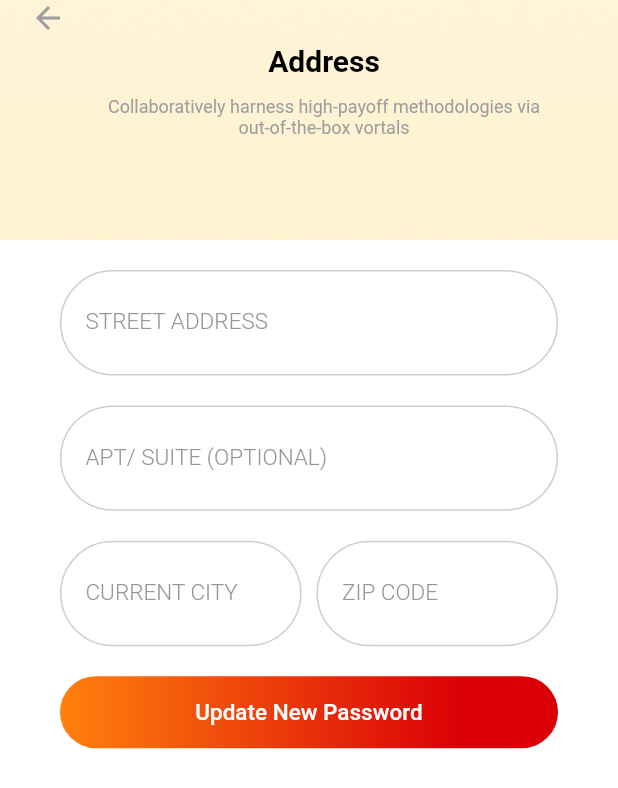
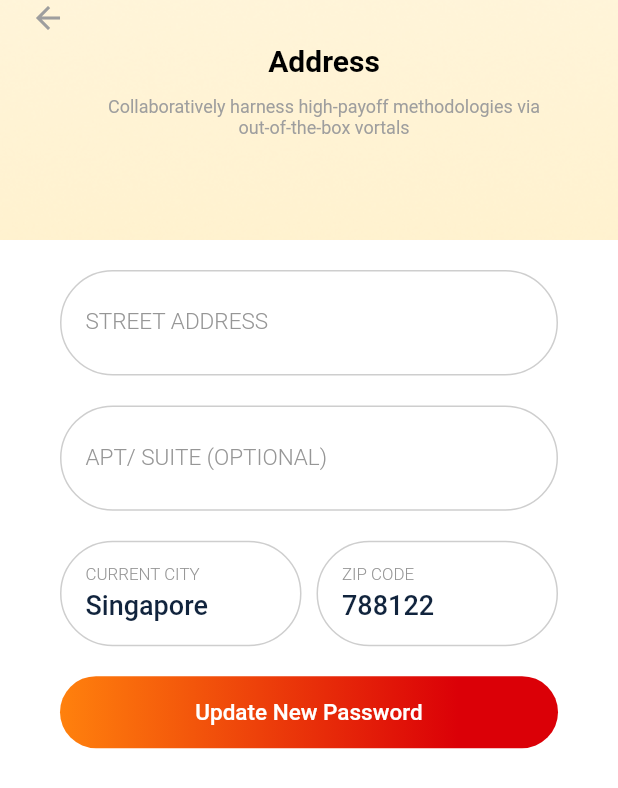
Before and after one commit to naimulNoor/maxxfortune, a Flutter app: the UpdateAddressPage screen opened directly, on a phone screen of 412 x 824 dp. Shown: the top 788 px of the screen. Run offline on Flutter 3.47's test engine with Material 2 defaults, Android fonts, the phone set to English and light mode, and no system bars; our stand-ins replace badges, cached_network_image, carousel_slider, confetti, country_code_picker, dio and 14 more; missing offline and left inert: launch_review, webview_flutter_plus; accounts and stored records are empty; project files that could hold a hidden picture were left out.

Commit message:
country and phone redisgn fix

```diff
--- a/lib/ui/app/menu/update_address.dart
+++ b/lib/ui/app/menu/update_address.dart
@@ -27,9 +27,8 @@ class UpdateAddressPage extends StatefulWidget {
 class _FaqViewState extends State<UpdateAddressPage> {
   late TextEditingController emailController;
   late TextEditingController passwordController;
-  late TextEditingController confirmPasswordController;
-  late TextEditingController phonController;
-  late TextEditingController nameController;
+  late TextEditingController countryController;
+  late TextEditingController codeController;
 
   @override
   void initState() {
@@ -40,14 +39,12 @@ class _FaqViewState extends State<UpdateAddressPage> {
     passwordController = TextEditingController();
     passwordController.text="";
 
-    confirmPasswordController = TextEditingController();
-    confirmPasswordController.text="";
+    countryController = TextEditingController();
+    countryController.text="Singapore";
 
-    phonController = TextEditingController();
-    phonController.text="";
+    codeController = TextEditingController();
+    codeController.text="788122";
 
-    nameController = TextEditingController();
-    nameController.text="";
   }
 
   @override
@@ -88,7 +85,7 @@ class _FaqViewState extends State<UpdateAddressPage> {
                             Expanded(
                                 flex:2,
                                 child: WidgetTextFormFieldTwo(
-                                    formController: emailController,
+                                    formController: countryController,
                                     inputType: TextInputType.streetAddress,
                                     hintText: "CURRENT CITY",
                                     hintColor: Colors.black,
@@ -97,7 +94,7 @@ class _FaqViewState extends State<UpdateAddressPage> {
                             Expanded(
                                 flex:2,
                                 child: WidgetTextFormFieldTwo(
-                                    formController: emailController,
+                                    formController: codeController,
                                     inputType: TextInputType.streetAddress,
                                     hintText: "ZIP CODE",
                                     hintColor: Colors.black,
--- a/lib/ui/ninja/CreateAccountScreenOne.dart
+++ b/lib/ui/ninja/CreateAccountScreenOne.dart
@@ -89,9 +89,13 @@ class _CreateAccountOneScreenPageState
             child: Row(
               children: [
                 CountryCodePicker(
-                  initialSelection: 'BD',
+                  enabled: false,
+                  initialSelection: 'SG',
                   showCountryOnly: false,
                   showOnlyCountryWhenClosed: false,
+                  flagDecoration: BoxDecoration(
+                    borderRadius: BorderRadius.all(Radius.circular(50.0))
+                  ),
                 ),
                 const VerticalDivider(color: AppCustomColors.dividerColor,),
                 const Expanded(
```
Also changed, not shown: lib/ui/app/menu/update_information.dart (+65 -20 lines), lib/ui/ninja/CreateAccountScreenThree.dart (+16 -0 lines).
